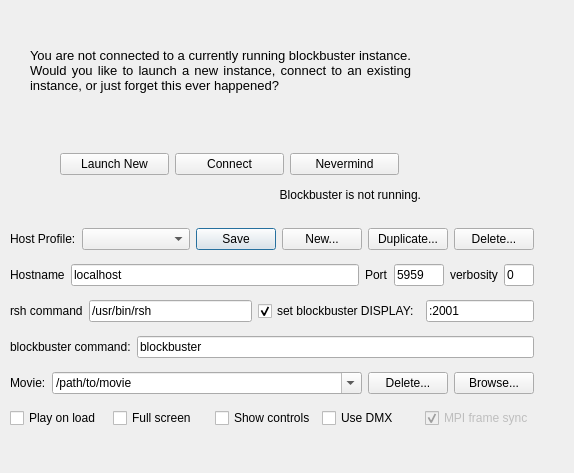
Qt form blockbuster/src/blockbuster/sidecar/blockbusterLaunchDialog.ui (LLNL/blockbuster) before a commit.
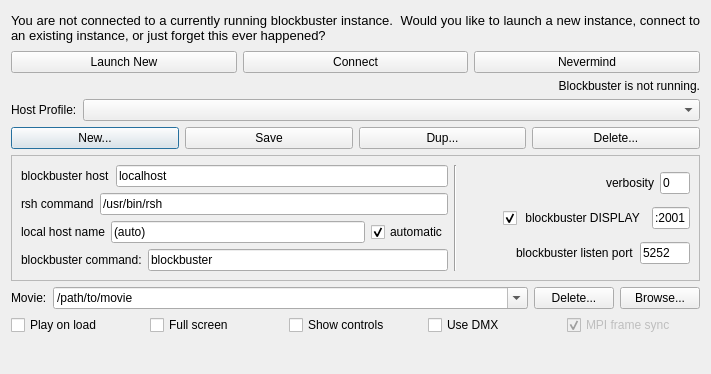
The same form after that commit.

Commit message: allow user to set local hostname for odd networking situations

```diff
--- a/blockbuster/src/blockbuster/sidecar/blockbusterLaunchDialog.ui
+++ b/blockbuster/src/blockbuster/sidecar/blockbusterLaunchDialog.ui
@@ -6,24 +6,36 @@
    <rect>
     <x>0</x>
     <y>0</y>
-    <width>574</width>
-    <height>473</height>
+    <width>711</width>
+    <height>374</height>
    </rect>
   </property>
+  <property name="sizePolicy">
+   <sizepolicy hsizetype="Minimum" vsizetype="Minimum">
+    <horstretch>0</horstretch>
+    <verstretch>0</verstretch>
+   </sizepolicy>
+  </property>
+  <property name="minimumSize">
+   <size>
+    <width>711</width>
+    <height>374</height>
+   </size>
+  </property>
   <property name="windowTitle">
    <string>Launch or Connect to Blockbuster</string>
   </property>
+  <layout class="QVBoxLayout" name="verticalLayout_2">
+   <item>
   <widget class="QLabel" name="label">
    <property name="enabled">
     <bool>true</bool>
    </property>
-   <property name="geometry">
-    <rect>
-     <x>30</x>
-     <y>0</y>
-     <width>381</width>
-     <height>141</height>
-    </rect>
+     <property name="minimumSize">
+      <size>
+       <width>0</width>
+       <height>34</height>
+      </size>
    </property>
    <property name="text">
     <string>&lt;!DOCTYPE HTML PUBLIC &quot;-//W3C//DTD HTML 4.0//EN&quot; &quot;http://www.w3.org/TR/REC-html40/strict.dtd&quot;&gt;
@@ -36,15 +48,8 @@
     <bool>true</bool>
    </property>
   </widget>
-  <widget class="QWidget" name="layoutWidget">
-   <property name="geometry">
-    <rect>
-     <x>60</x>
-     <y>150</y>
-     <width>339</width>
-     <height>29</height>
-    </rect>
-   </property>
+   </item>
+   <item>
    <layout class="QHBoxLayout" name="horizontalLayout">
     <item>
      <widget class="QPushButton" name="launchButton">
@@ -89,16 +94,9 @@
      </widget>
     </item>
    </layout>
-  </widget>
+   </item>
+   <item>
   <widget class="QLabel" name="statusLabel">
-   <property name="geometry">
-    <rect>
-     <x>50</x>
-     <y>180</y>
-     <width>371</width>
-     <height>30</height>
-    </rect>
-   </property>
    <property name="text">
     <string>Blockbuster is not running.</string>
    </property>
@@ -106,20 +104,19 @@
     <set>Qt::AlignRight|Qt::AlignTrailing|Qt::AlignVCenter</set>
    </property>
   </widget>
-  <widget class="QWidget" name="layoutWidget">
-   <property name="geometry">
-    <rect>
-     <x>10</x>
-     <y>220</y>
-     <width>524</width>
-     <height>221</height>
-    </rect>
-   </property>
+   </item>
+   <item>
    <layout class="QVBoxLayout" name="verticalLayout">
     <item>
      <layout class="QHBoxLayout" name="horizontalLayout_12">
       <item>
        <widget class="QLabel" name="label_8">
+         <property name="sizePolicy">
+          <sizepolicy hsizetype="Preferred" vsizetype="Preferred">
+           <horstretch>0</horstretch>
+           <verstretch>0</verstretch>
+          </sizepolicy>
+         </property>
         <property name="text">
          <string>Host Profile:</string>
         </property>
@@ -138,13 +135,10 @@
         </property>
        </widget>
       </item>
-      <item>
-       <widget class="QPushButton" name="saveProfilePushButton">
-        <property name="text">
-         <string>Save</string>
-        </property>
-       </widget>
-      </item>
+      </layout>
+     </item>
+     <item>
+      <layout class="QHBoxLayout" name="horizontalLayout_15">
       <item>
        <widget class="QPushButton" name="newProfilePushButton">
         <property name="text">
@@ -152,10 +146,17 @@
         </property>
        </widget>
       </item>
+       <item>
+        <widget class="QPushButton" name="saveProfilePushButton">
+         <property name="text">
+          <string>Save</string>
+         </property>
+        </widget>
+       </item>
       <item>
        <widget class="QPushButton" name="duplicateProfilePushButton">
         <property name="text">
-         <string>Duplicate...</string>
+          <string>Dup...</string>
         </property>
        </widget>
       </item>
@@ -169,18 +170,35 @@
      </layout>
     </item>
     <item>
-     <layout class="QHBoxLayout" name="horizontalLayout_10">
+      <widget class="QFrame" name="frame">
+       <property name="frameShape">
+        <enum>QFrame::StyledPanel</enum>
+       </property>
+       <property name="frameShadow">
+        <enum>QFrame::Raised</enum>
+       </property>
+       <layout class="QVBoxLayout" name="verticalLayout_5">
+        <item>
+         <layout class="QHBoxLayout" name="horizontalLayout_16">
+          <item>
+           <layout class="QVBoxLayout" name="verticalLayout_3">
       <item>
        <layout class="QHBoxLayout" name="horizontalLayout_2">
         <item>
          <widget class="QLabel" name="label_2">
           <property name="text">
-           <string>Hostname</string>
+                 <string>blockbuster host</string>
           </property>
          </widget>
         </item>
         <item>
          <widget class="QLineEdit" name="hostNameField">
+                <property name="sizePolicy">
+                 <sizepolicy hsizetype="MinimumExpanding" vsizetype="Fixed">
+                  <horstretch>0</horstretch>
+                  <verstretch>0</verstretch>
+                 </sizepolicy>
+                </property>
           <property name="text">
            <string>localhost</string>
           </property>
@@ -189,82 +207,6 @@
        </layout>
       </item>
       <item>
-       <layout class="QHBoxLayout" name="horizontalLayout_3">
-        <item>
-         <widget class="QLabel" name="label_3">
-          <property name="sizePolicy">
-           <sizepolicy hsizetype="Maximum" vsizetype="Preferred">
-            <horstretch>0</horstretch>
-            <verstretch>0</verstretch>
-           </sizepolicy>
-          </property>
-          <property name="text">
-           <string>Port</string>
-          </property>
-         </widget>
-        </item>
-        <item>
-         <widget class="QLineEdit" name="hostPortField">
-          <property name="enabled">
-           <bool>true</bool>
-          </property>
-          <property name="sizePolicy">
-           <sizepolicy hsizetype="Fixed" vsizetype="Fixed">
-            <horstretch>0</horstretch>
-            <verstretch>0</verstretch>
-           </sizepolicy>
-          </property>
-          <property name="maximumSize">
-           <size>
-            <width>50</width>
-            <height>16777215</height>
-           </size>
-          </property>
-          <property name="text">
-           <string>5959</string>
-          </property>
-         </widget>
-        </item>
-       </layout>
-      </item>
-      <item>
-       <layout class="QHBoxLayout" name="horizontalLayout_7">
-        <item>
-         <widget class="QLabel" name="label_6">
-          <property name="text">
-           <string>verbosity</string>
-          </property>
-         </widget>
-        </item>
-        <item>
-         <widget class="QLineEdit" name="verboseField">
-          <property name="enabled">
-           <bool>true</bool>
-          </property>
-          <property name="sizePolicy">
-           <sizepolicy hsizetype="Maximum" vsizetype="Fixed">
-            <horstretch>5</horstretch>
-            <verstretch>0</verstretch>
-           </sizepolicy>
-          </property>
-          <property name="maximumSize">
-           <size>
-            <width>30</width>
-            <height>16777215</height>
-           </size>
-          </property>
-          <property name="text">
-           <string>0</string>
-          </property>
-         </widget>
-        </item>
-       </layout>
-      </item>
-     </layout>
-    </item>
-    <item>
-     <layout class="QHBoxLayout" name="horizontalLayout_11">
-      <item>
        <layout class="QHBoxLayout" name="horizontalLayout_6">
         <item>
          <widget class="QLabel" name="label_5">
@@ -283,28 +225,30 @@
        </layout>
       </item>
       <item>
-       <layout class="QHBoxLayout" name="horizontalLayout_4">
+             <layout class="QHBoxLayout" name="horizontalLayout_13">
         <item>
-         <widget class="QCheckBox" name="setDisplayCheckBox">
+               <widget class="QLabel" name="label_9">
           <property name="text">
-           <string>set blockbuster DISPLAY:</string>
+                 <string>local host name</string>
+                </property>
+               </widget>
+              </item>
+              <item>
+               <widget class="QLineEdit" name="sidecarHostNameField">
+                <property name="text">
+                 <string>(auto)</string>
+                </property>
+               </widget>
+              </item>
+              <item>
+               <widget class="QCheckBox" name="autoSidecarHostCheckBox">
+                <property name="text">
+                 <string>automatic</string>
           </property>
           <property name="checked">
            <bool>true</bool>
           </property>
          </widget>
-        </item>
-        <item>
-         <widget class="QLineEdit" name="blockbusterDisplayField">
-          <property name="enabled">
-           <bool>true</bool>
-          </property>
-          <property name="text">
-           <string>:2001</string>
-          </property>
-         </widget>
-        </item>
-       </layout>
       </item>
      </layout>
     </item>
@@ -319,6 +263,18 @@
       </item>
       <item>
        <widget class="QLineEdit" name="blockbusterPathField">
+                <property name="sizePolicy">
+                 <sizepolicy hsizetype="MinimumExpanding" vsizetype="Fixed">
+                  <horstretch>0</horstretch>
+                  <verstretch>0</verstretch>
+                 </sizepolicy>
+                </property>
+                <property name="minimumSize">
+                 <size>
+                  <width>300</width>
+                  <height>0</height>
+                 </size>
+                </property>
         <property name="text">
          <string>blockbuster</string>
         </property>
@@ -326,6 +282,183 @@
       </item>
      </layout>
     </item>
+           </layout>
+          </item>
+          <item>
+           <widget class="Line" name="line">
+            <property name="orientation">
+             <enum>Qt::Vertical</enum>
+            </property>
+           </widget>
+          </item>
+          <item>
+           <layout class="QVBoxLayout" name="verticalLayout_4">
+            <item>
+             <layout class="QHBoxLayout" name="horizontalLayout_7">
+              <item>
+               <spacer name="horizontalSpacer">
+                <property name="orientation">
+                 <enum>Qt::Horizontal</enum>
+                </property>
+                <property name="sizeHint" stdset="0">
+                 <size>
+                  <width>40</width>
+                  <height>20</height>
+                 </size>
+                </property>
+               </spacer>
+              </item>
+              <item>
+               <widget class="QLabel" name="label_6">
+                <property name="text">
+                 <string>verbosity</string>
+                </property>
+                <property name="alignment">
+                 <set>Qt::AlignRight|Qt::AlignTrailing|Qt::AlignVCenter</set>
+                </property>
+               </widget>
+              </item>
+              <item>
+               <widget class="QLineEdit" name="verboseField">
+                <property name="enabled">
+                 <bool>true</bool>
+                </property>
+                <property name="sizePolicy">
+                 <sizepolicy hsizetype="Maximum" vsizetype="Fixed">
+                  <horstretch>5</horstretch>
+                  <verstretch>0</verstretch>
+                 </sizepolicy>
+                </property>
+                <property name="maximumSize">
+                 <size>
+                  <width>30</width>
+                  <height>16777215</height>
+                 </size>
+                </property>
+                <property name="text">
+                 <string>0</string>
+                </property>
+               </widget>
+              </item>
+             </layout>
+            </item>
+            <item>
+             <layout class="QHBoxLayout" name="horizontalLayout_4">
+              <item>
+               <spacer name="horizontalSpacer_2">
+                <property name="orientation">
+                 <enum>Qt::Horizontal</enum>
+                </property>
+                <property name="sizeHint" stdset="0">
+                 <size>
+                  <width>40</width>
+                  <height>20</height>
+                 </size>
+                </property>
+               </spacer>
+              </item>
+              <item>
+               <widget class="QCheckBox" name="setDisplayCheckBox">
+                <property name="sizePolicy">
+                 <sizepolicy hsizetype="Preferred" vsizetype="Fixed">
+                  <horstretch>0</horstretch>
+                  <verstretch>0</verstretch>
+                 </sizepolicy>
+                </property>
+                <property name="text">
+                 <string> blockbuster DISPLAY</string>
+                </property>
+                <property name="checked">
+                 <bool>true</bool>
+                </property>
+               </widget>
+              </item>
+              <item>
+               <widget class="QLineEdit" name="blockbusterDisplayField">
+                <property name="enabled">
+                 <bool>true</bool>
+                </property>
+                <property name="sizePolicy">
+                 <sizepolicy hsizetype="Maximum" vsizetype="Fixed">
+                  <horstretch>5</horstretch>
+                  <verstretch>0</verstretch>
+                 </sizepolicy>
+                </property>
+                <property name="maximumSize">
+                 <size>
+                  <width>100</width>
+                  <height>16777215</height>
+                 </size>
+                </property>
+                <property name="text">
+                 <string>:2001</string>
+                </property>
+               </widget>
+              </item>
+             </layout>
+            </item>
+            <item>
+             <layout class="QHBoxLayout" name="horizontalLayout_3">
+              <item>
+               <spacer name="horizontalSpacer_3">
+                <property name="orientation">
+                 <enum>Qt::Horizontal</enum>
+                </property>
+                <property name="sizeHint" stdset="0">
+                 <size>
+                  <width>40</width>
+                  <height>20</height>
+                 </size>
+                </property>
+               </spacer>
+              </item>
+              <item>
+               <widget class="QLabel" name="label_3">
+                <property name="sizePolicy">
+                 <sizepolicy hsizetype="Maximum" vsizetype="Preferred">
+                  <horstretch>0</horstretch>
+                  <verstretch>0</verstretch>
+                 </sizepolicy>
+                </property>
+                <property name="text">
+                 <string>blockbuster listen port</string>
+                </property>
+               </widget>
+              </item>
+              <item>
+               <widget class="QLineEdit" name="hostPortField">
+                <property name="enabled">
+                 <bool>true</bool>
+                </property>
+                <property name="sizePolicy">
+                 <sizepolicy hsizetype="Fixed" vsizetype="Fixed">
+                  <horstretch>0</horstretch>
+                  <verstretch>0</verstretch>
+                 </sizepolicy>
+                </property>
+                <property name="maximumSize">
+                 <size>
+                  <width>50</width>
+                  <height>16777215</height>
+                 </size>
+                </property>
+                <property name="text">
+                 <string>5252</string>
+                </property>
+               </widget>
+              </item>
+             </layout>
+            </item>
+           </layout>
+          </item>
+         </layout>
+        </item>
+       </layout>
+      </widget>
+     </item>
+     <item>
+      <layout class="QHBoxLayout" name="horizontalLayout_11"/>
+     </item>
     <item>
      <layout class="QHBoxLayout" name="horizontalLayout_5">
       <item>
@@ -433,7 +566,21 @@
      </layout>
     </item>
    </layout>
-  </widget>
+   </item>
+   <item>
+    <spacer name="verticalSpacer">
+     <property name="orientation">
+      <enum>Qt::Vertical</enum>
+     </property>
+     <property name="sizeHint" stdset="0">
+      <size>
+       <width>20</width>
+       <height>40</height>
+      </size>
+     </property>
+    </spacer>
+   </item>
+  </layout>
  </widget>
  <resources/>
  <connections/>
```
Lines whose indentation alone changed are shown as unchanged. The commit also changes 2 other files.
